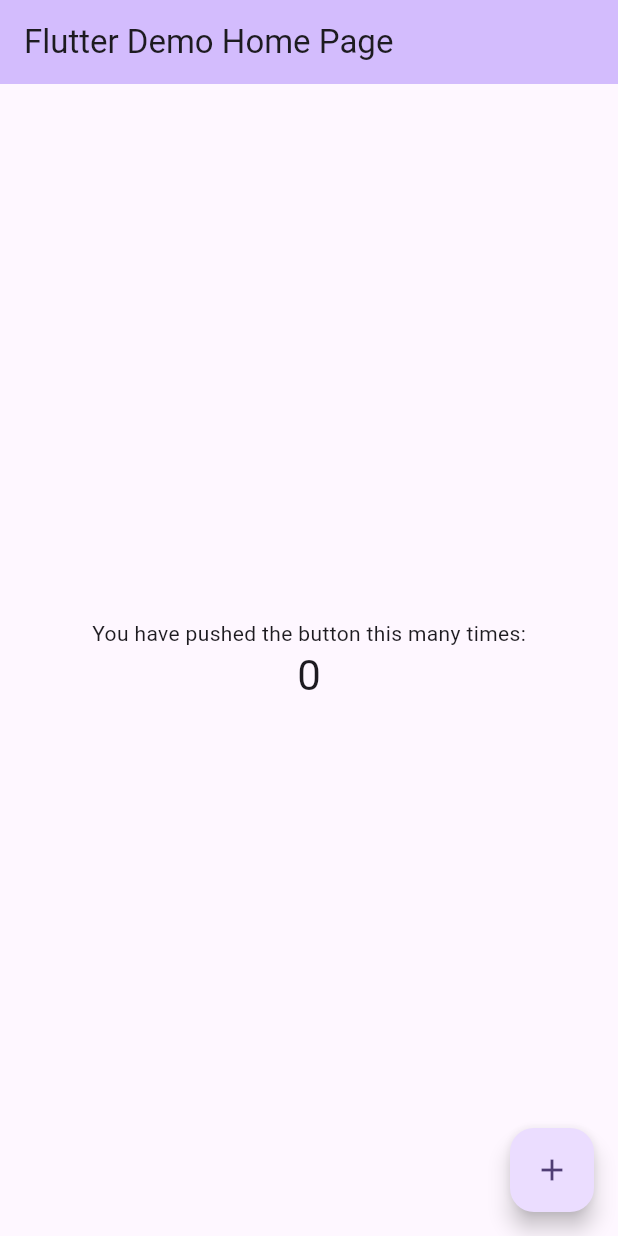
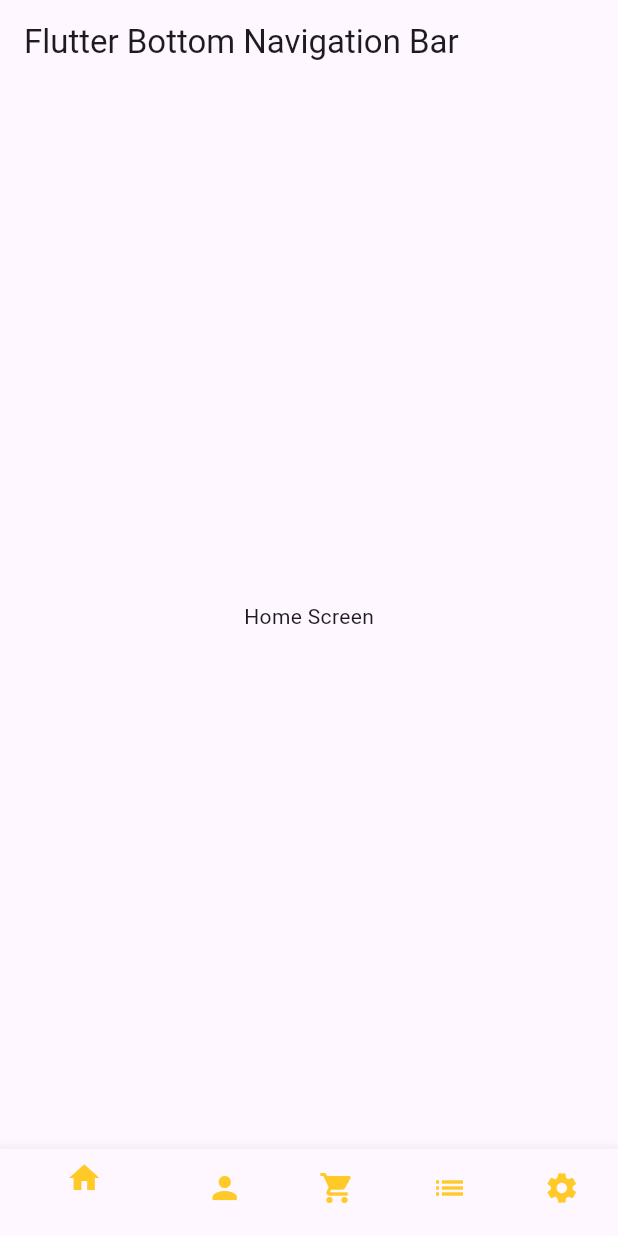
Before and after one commit to vernonthedev/Bottom-Navigation-Bar-With-Dark-Mode, a Flutter app: the screen it shows after launch, on a phone screen of 412 x 824 dp. Run offline on Flutter 3.47's test engine with Material 3 defaults, Android fonts, the phone set to English and light mode, and no system bars.

Commit message:
#Update: Created a basic dark mode supported bottom nav bar..

```diff
--- a/lib/main.dart
+++ b/lib/main.dart
@@ -4,38 +4,64 @@ void main() {
   runApp(const MyApp());
 }
 
-class MyApp extends StatelessWidget {
+class MyApp extends StatefulWidget {
   const MyApp({super.key});
 
-  // This widget is the root of your application.
+  @override
+  State<MyApp> createState() => _MyAppState();
+}
+
+class _MyAppState extends State<MyApp> {
+  //variable to toggle between dark and light mode
+  bool isDarkMode = false;
+
+  //function to toggle between dark and light mode
+  void toggleTheme(bool value) {
+    setState(() {
+      isDarkMode = value;
+    });
+  }
+
   @override
   Widget build(BuildContext context) {
     return MaterialApp(
-      title: 'Flutter Demo',
-      theme: ThemeData(
-        colorScheme: ColorScheme.fromSeed(seedColor: Colors.deepPurple),
-        useMaterial3: true,
+      theme: ThemeData.light(),
+      darkTheme: ThemeData.dark(),
+      //set dark theme as default
+      themeMode: isDarkMode ? ThemeMode.dark : ThemeMode.light,
+      home: HomeScreen(
+        onThemeChanged: toggleTheme,
       ),
-      home: const MyHomePage(title: 'Flutter Demo Home Page'),
     );
   }
 }
 
-class MyHomePage extends StatefulWidget {
-  const MyHomePage({super.key, required this.title});
+class HomeScreen extends StatefulWidget {
+  final ValueChanged<bool> onThemeChanged;
 
-  final String title;
+  HomeScreen({required this.onThemeChanged});
 
   @override
-  State<MyHomePage> createState() => _MyHomePageState();
+  State<HomeScreen> createState() => _HomeScreenState();
 }
 
-class _MyHomePageState extends State<MyHomePage> {
-  int _counter = 0;
+class _HomeScreenState extends State<HomeScreen> {
+  //position of the current screen
+  int _selectedIndex = 0;
 
-  void _incrementCounter() {
+  //list of all the screens of the bottom navigation bar
+  static List<Widget> _screens = <Widget>[
+    const HomePage(),
+    const ProfilePage(),
+    const CartPage(),
+    const OrdersPage(),
+    const SettingsPage(),
+  ];
+
+//function to change the position of the current screen
+  void _onItemTapped(int index) {
     setState(() {
-      _counter++;
+      _selectedIndex = index;
     });
   }
 
@@ -43,28 +69,102 @@ class _MyHomePageState extends State<MyHomePage> {
   Widget build(BuildContext context) {
     return Scaffold(
       appBar: AppBar(
-        backgroundColor: Theme.of(context).colorScheme.inversePrimary,
-        title: Text(widget.title),
+        title: const Text('Flutter Bottom Navigation Bar'),
       ),
-      body: Center(
-        child: Column(
-          mainAxisAlignment: MainAxisAlignment.center,
-          children: <Widget>[
-            const Text(
-              'You have pushed the button this many times:',
-            ),
-            Text(
-              '$_counter',
-              style: Theme.of(context).textTheme.headlineMedium,
-            ),
-          ],
-        ),
+      body: _screens[_selectedIndex],
+      bottomNavigationBar: BottomNavigationBar(
+        currentIndex: _selectedIndex,
+        onTap: _onItemTapped,
+        items: <BottomNavigationBarItem>[
+          BottomNavigationBarItem(
+              icon: Icon(
+                Icons.home,
+                color: Colors.amber[400],
+              ),
+              label: 'Home'),
+          BottomNavigationBarItem(
+              icon: Icon(
+                Icons.person,
+                color: Colors.amber[400],
+              ),
+              label: 'Profile'),
+          BottomNavigationBarItem(
+              icon: Icon(
+                Icons.shopping_cart,
+                color: Colors.amber[400],
+              ),
+              label: 'Cart'),
+          BottomNavigationBarItem(
+              icon: Icon(
+                Icons.list,
+                color: Colors.amber[400],
+              ),
+              label: 'Orders'),
+          BottomNavigationBarItem(
+              icon: Icon(
+                Icons.settings,
+                color: Colors.amber[400],
+              ),
+              label: 'Settings'),
+        ],
       ),
-      floatingActionButton: FloatingActionButton(
-        onPressed: _incrementCounter,
-        tooltip: 'Increment',
-        child: const Icon(Icons.add),
-      ), // This trailing comma makes auto-formatting nicer for build methods.
     );
   }
 }
+
+//lets create the bottomNavigation bar screens
+class HomePage extends StatelessWidget {
+  const HomePage({super.key});
+
+  @override
+  Widget build(BuildContext context) {
+    return const Center(child: Text('Home Screen'));
+  }
+}
+
+class ProfilePage extends StatelessWidget {
+  const ProfilePage({super.key});
+
+  @override
+  Widget build(BuildContext context) {
+    return const Center(child: Text('Profile Screen'));
+  }
+}
+
+class CartPage extends StatelessWidget {
+  const CartPage({super.key});
+
+  @override
+  Widget build(BuildContext context) {
+    return const Center(child: Text('Cart Screen'));
+  }
+}
+
+class OrdersPage extends StatelessWidget {
+  const OrdersPage({super.key});
+
+  @override
+  Widget build(BuildContext context) {
+    return const Center(child: Text('Orders Screen'));
+  }
+}
+
+class SettingsPage extends StatelessWidget {
+  const SettingsPage({super.key});
+
+  @override
+  Widget build(BuildContext context) {
+    //lets create a switch tile to toggle between the light and dark mode
+    return Center(
+      child: SwitchListTile(
+        title: const Text('Dark Mode'),
+        //set the theme to dark if the app is in dark mode
+        value: Theme.of(context).brightness == Brightness.dark,
+        onChanged: (value) {
+          final appState = context.findAncestorStateOfType<_MyAppState>();
+          appState?.toggleTheme(value);
+        },
+      ),
+    );
+  }
+}
```
